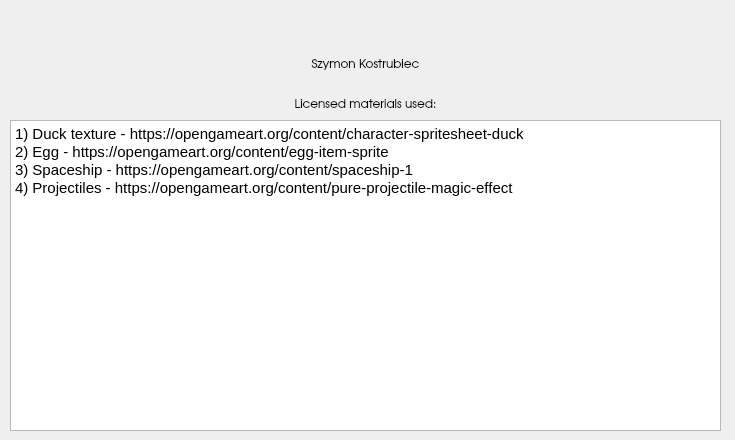
Above: DuckInvaders/creditswindow.ui from Szymon-Kostrubiec/psio-projekt before the change. Below: the same form after it.
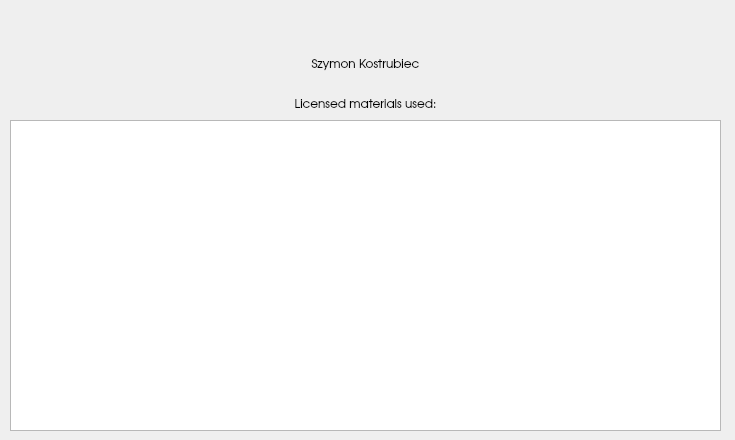
That is the form after the change.

The edit to the form file:
```diff
--- a/DuckInvaders/creditswindow.ui
+++ b/DuckInvaders/creditswindow.ui
@@ -69,10 +69,10 @@
 &lt;html&gt;&lt;head&gt;&lt;meta name=&quot;qrichtext&quot; content=&quot;1&quot; /&gt;&lt;meta charset=&quot;utf-8&quot; /&gt;&lt;style type=&quot;text/css&quot;&gt;
 p, li { white-space: pre-wrap; }
 &lt;/style&gt;&lt;/head&gt;&lt;body style=&quot; font-family:'Ubuntu'; font-size:11pt; font-weight:400; font-style:normal;&quot;&gt;
-&lt;p style=&quot; margin-top:0px; margin-bottom:0px; margin-left:0px; margin-right:0px; -qt-block-indent:0; text-indent:0px;&quot;&gt;1) Duck texture - https://opengameart.org/content/character-spritesheet-duck&lt;/p&gt;
-&lt;p style=&quot; margin-top:0px; margin-bottom:0px; margin-left:0px; margin-right:0px; -qt-block-indent:0; text-indent:0px;&quot;&gt;2) Egg - https://opengameart.org/content/egg-item-sprite&lt;/p&gt;
-&lt;p style=&quot; margin-top:0px; margin-bottom:0px; margin-left:0px; margin-right:0px; -qt-block-indent:0; text-indent:0px;&quot;&gt;3) Spaceship - https://opengameart.org/content/spaceship-1&lt;/p&gt;
-&lt;p style=&quot; margin-top:0px; margin-bottom:0px; margin-left:0px; margin-right:0px; -qt-block-indent:0; text-indent:0px;&quot;&gt;4) Projectiles - https://opengameart.org/content/pure-projectile-magic-effect&lt;/p&gt;&lt;/body&gt;&lt;/html&gt;</string>
+&lt;p style=&quot; margin-top:0px; margin-bottom:0px; margin-left:0px; margin-right:0px; -qt-block-indent:0; text-indent:0px;&quot;&gt;&lt;span style=&quot; color:#ffffff;&quot;&gt;1) Duck texture - https://opengameart.org/content/character-spritesheet-duck&lt;/span&gt;&lt;/p&gt;
+&lt;p style=&quot; margin-top:0px; margin-bottom:0px; margin-left:0px; margin-right:0px; -qt-block-indent:0; text-indent:0px;&quot;&gt;&lt;span style=&quot; color:#ffffff;&quot;&gt;2) Egg - https://opengameart.org/content/egg-item-sprite&lt;/span&gt;&lt;/p&gt;
+&lt;p style=&quot; margin-top:0px; margin-bottom:0px; margin-left:0px; margin-right:0px; -qt-block-indent:0; text-indent:0px;&quot;&gt;&lt;span style=&quot; color:#ffffff;&quot;&gt;3) Spaceship - https://opengameart.org/content/spaceship-1&lt;/span&gt;&lt;/p&gt;
+&lt;p style=&quot; margin-top:0px; margin-bottom:0px; margin-left:0px; margin-right:0px; -qt-block-indent:0; text-indent:0px;&quot;&gt;&lt;span style=&quot; color:#ffffff;&quot;&gt;4) Projectiles - https://opengameart.org/content/pure-projectile-magic-effect&lt;/span&gt;&lt;/p&gt;&lt;/body&gt;&lt;/html&gt;</string>
    </property>
   </widget>
  </widget>
```
